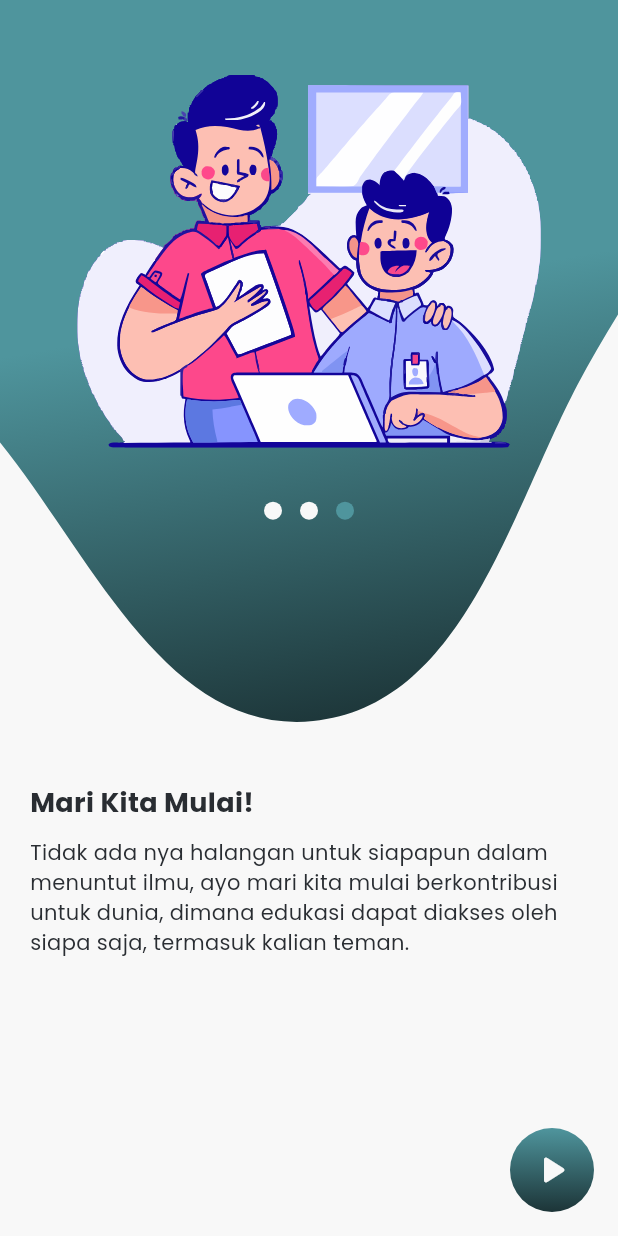
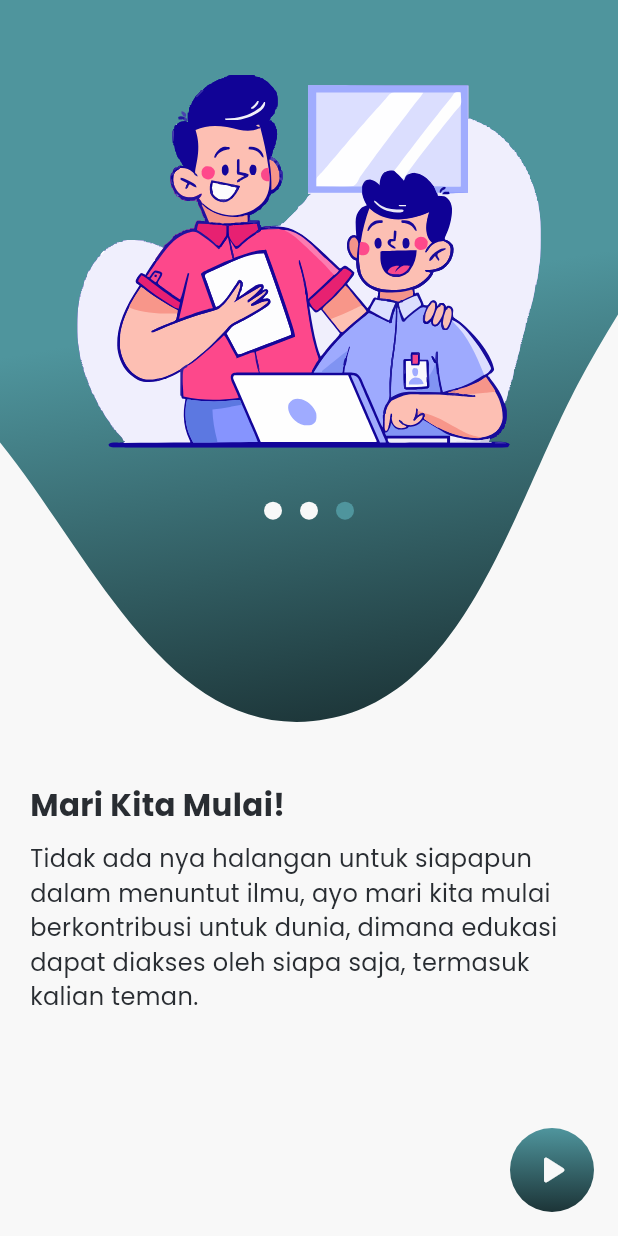
Before and after one commit to AhmadNaufal2525/braille-app, a Flutter app: the screen it shows after launch, swiped to page 3, on a phone screen of 412 x 824 dp. Run offline on Flutter 3.47's test engine with Material 3 defaults, Android fonts, the phone set to English and light mode, and no system bars; drawn by our look-alikes of dots_indicator; our stand-ins replace camera, dotted_border, file_picker, flutter_screenutil, flutter_svg, permission_handler and 1 more; missing offline and left inert: google_mlkit_text_recognition, syncfusion_flutter_pdf.

Commit message:
updated fonts and text styles

```diff
--- a/lib/utils/config/theme/app_fonts_size.dart
+++ b/lib/utils/config/theme/app_fonts_size.dart
@@ -1,10 +1,12 @@
+import 'package:flutter_screenutil/flutter_screenutil.dart';
+
 abstract class AppFontSize {
-  static const double xxSmall = 8.0;
-  static const double xSmall = 10.0;
-  static const double small = 12.0;
-  static const double medium = 14.0;
-  static const double large = 16.0;
-  static const double xLarge = 18.0;
-  static const double xxLarge = 20.0;
-  static const double xxxLarge = 24.0;
+  static double xxSmall = 8.0.sp;
+  static double xSmall = 10.0.sp;
+  static double small = 12.0.sp;
+  static double medium = 14.0.sp;
+  static double large = 16.0.sp;
+  static double xLarge = 18.0.sp;
+  static double xxLarge = 20.0.sp;
+  static double xxxLarge = 24.0.sp;
 }
--- a/lib/utils/config/theme/app_text_style.dart
+++ b/lib/utils/config/theme/app_text_style.dart
@@ -5,64 +5,64 @@ import 'package:flutter/material.dart';
 class AppTextStyle {
   // ------------------- Black TextStyle ------------------------- //
 
-  static const xxSmallBlack = TextStyle(
+  static var xxSmallBlack = TextStyle(
     fontSize: AppFontSize.xxSmall,
     color: AppColors.blackColor,
   );
 
-  static const xSmallBlack = TextStyle(
+  static var xSmallBlack = TextStyle(
     fontSize: AppFontSize.xSmall,
     color: AppColors.blackColor,
   );
 
-  static const smallBlack = TextStyle(
+  static var smallBlack = TextStyle(
     fontSize: AppFontSize.small,
     color: AppColors.blackColor,
   );
 
-  static const mediumBlack = TextStyle(
+  static var mediumBlack = TextStyle(
     fontSize: AppFontSize.medium,
     color: AppColors.blackColor,
     fontWeight: FontWeight.normal,
   );
 
-  static const mediumBlackBold = TextStyle(
+  static var mediumBlackBold = TextStyle(
     fontSize: AppFontSize.medium,
     color: AppColors.blackColor,
     fontWeight: FontWeight.bold,
   );
 
-  static const largeBlack = TextStyle(
+  static var largeBlack = TextStyle(
     fontSize: AppFontSize.large,
     color: AppColors.blackColor,
     fontWeight: FontWeight.normal,
   );
 
-  static const xlargeBlack = TextStyle(
+  static var xlargeBlack = TextStyle(
     fontSize: AppFontSize.xLarge,
     color: AppColors.blackColor,
     fontWeight: FontWeight.normal,
   );
 
-  static const xlargeBlackBold = TextStyle(
+  static var xlargeBlackBold = TextStyle(
     fontSize: AppFontSize.xLarge,
     color: AppColors.blackColor,
     fontWeight: FontWeight.bold,
   );
 
-  static const xxlargeBlack = TextStyle(
+  static var xxlargeBlack = TextStyle(
     fontSize: AppFontSize.xxLarge,
     color: AppColors.blackColor,
     fontWeight: FontWeight.normal,
   );
 
-  static const xxxlargeBlack = TextStyle(
+  static var xxxlargeBlack = TextStyle(
     fontSize: AppFontSize.xxxLarge,
     color: AppColors.blackColor,
     fontWeight: FontWeight.normal,
   );
 
-  static const xxxlargeBlackBold = TextStyle(
+  static var xxxlargeBlackBold = TextStyle(
     fontSize: AppFontSize.xxxLarge,
     color: AppColors.blackColor,
     fontWeight: FontWeight.bold,
@@ -70,64 +70,64 @@ class AppTextStyle {
 
   // ------------------- White TextStyle ------------------------- //
 
-  static const xxSmallWhite = TextStyle(
+  static var xxSmallWhite = TextStyle(
     fontSize: AppFontSize.xxSmall,
     color: AppColors.whiteColor,
   );
 
-  static const xSmallWhite = TextStyle(
+  static var xSmallWhite = TextStyle(
     fontSize: AppFontSize.xSmall,
     color: AppColors.whiteColor,
   );
 
-  static const smallWhite = TextStyle(
+  static var smallWhite = TextStyle(
     fontSize: AppFontSize.small,
     color: AppColors.whiteColor,
   );
 
-  static const mediumWhite = TextStyle(
+  static var mediumWhite = TextStyle(
     fontSize: AppFontSize.medium,
     color: AppColors.whiteColor,
     fontWeight: FontWeight.normal,
   );
 
-  static const largeWhite = TextStyle(
+  static var largeWhite = TextStyle(
     fontSize: AppFontSize.large,
     color: AppColors.whiteColor,
     fontWeight: FontWeight.normal,
   );
 
-  static const largeWhiteBold = TextStyle(
+  static var largeWhiteBold = TextStyle(
     fontSize: AppFontSize.large,
     color: AppColors.whiteColor,
     fontWeight: FontWeight.bold,
   );
 
-  static const xlargeWhite = TextStyle(
+  static var xlargeWhite = TextStyle(
     fontSize: AppFontSize.xLarge,
     color: AppColors.whiteColor,
     fontWeight: FontWeight.normal,
   );
 
-  static const xlargeWhiteBold = TextStyle(
+  static var xlargeWhiteBold = TextStyle(
     fontSize: AppFontSize.xLarge,
     color: AppColors.whiteColor,
     fontWeight: FontWeight.bold,
   );
 
-  static const xxlargeWhite = TextStyle(
+  static var xxlargeWhite = TextStyle(
     fontSize: AppFontSize.xxLarge,
     color: AppColors.whiteColor,
     fontWeight: FontWeight.normal,
   );
 
-  static const xxxlargeWhite = TextStyle(
+  static var xxxlargeWhite = TextStyle(
     fontSize: AppFontSize.xxxLarge,
     color: AppColors.whiteColor,
     fontWeight: FontWeight.normal,
   );
 
-  static const xxxlargeWhiteBold = TextStyle(
+  static var xxxlargeWhiteBold = TextStyle(
     fontSize: AppFontSize.xxxLarge,
     color: AppColors.whiteColor,
     fontWeight: FontWeight.bold,
@@ -135,64 +135,64 @@ class AppTextStyle {
 
   // ------------------- Green TextStyle ------------------------- //
 
-  static const xxSmallGreen = TextStyle(
+  static var xxSmallGreen = TextStyle(
     fontSize: AppFontSize.xxSmall,
     color: AppColors.primaryColor,
   );
 
-  static const xSmallGreen = TextStyle(
+  static var xSmallGreen = TextStyle(
     fontSize: AppFontSize.xSmall,
     color: AppColors.primaryColor,
   );
 
-  static const smallGreen = TextStyle(
+  static var smallGreen = TextStyle(
     fontSize: AppFontSize.small,
     color: AppColors.primaryColor,
   );
 
-  static const smallGreenBold = TextStyle(
+  static var smallGreenBold = TextStyle(
     fontSize: AppFontSize.small,
     color: AppColors.primaryColor,
     fontWeight: FontWeight.bold,
   );
 
-  static const mediumGreen = TextStyle(
+  static var mediumGreen = TextStyle(
     fontSize: AppFontSize.medium,
     color: AppColors.primaryColor,
     fontWeight: FontWeight.normal,
   );
 
-  static const largeGreen = TextStyle(
+  static var largeGreen = TextStyle(
     fontSize: AppFontSize.large,
     color: AppColors.primaryColor,
     fontWeight: FontWeight.normal,
   );
 
-  static const xlargeGreen = TextStyle(
+  static var xlargeGreen = TextStyle(
     fontSize: AppFontSize.xLarge,
     color: AppColors.primaryColor,
     fontWeight: FontWeight.normal,
   );
 
-  static const xlargeWhiGreen = TextStyle(
+  static var xlargeWhiGreen = TextStyle(
     fontSize: AppFontSize.xLarge,
     color: AppColors.primaryColor,
     fontWeight: FontWeight.bold,
   );
 
-  static const xxlargeGreen = TextStyle(
+  static var xxlargeGreen = TextStyle(
     fontSize: AppFontSize.xxLarge,
     color: AppColors.primaryColor,
     fontWeight: FontWeight.normal,
   );
 
-  static const xxxlargeGreen = TextStyle(
+  static var xxxlargeGreen = TextStyle(
     fontSize: AppFontSize.xxxLarge,
     color: AppColors.primaryColor,
     fontWeight: FontWeight.normal,
   );
 
-  static const xxxlargeWhiteGreen = TextStyle(
+  static var xxxlargeWhiteGreen = TextStyle(
     fontSize: AppFontSize.xxxLarge,
     color: AppColors.primaryColor,
     fontWeight: FontWeight.bold,
```
